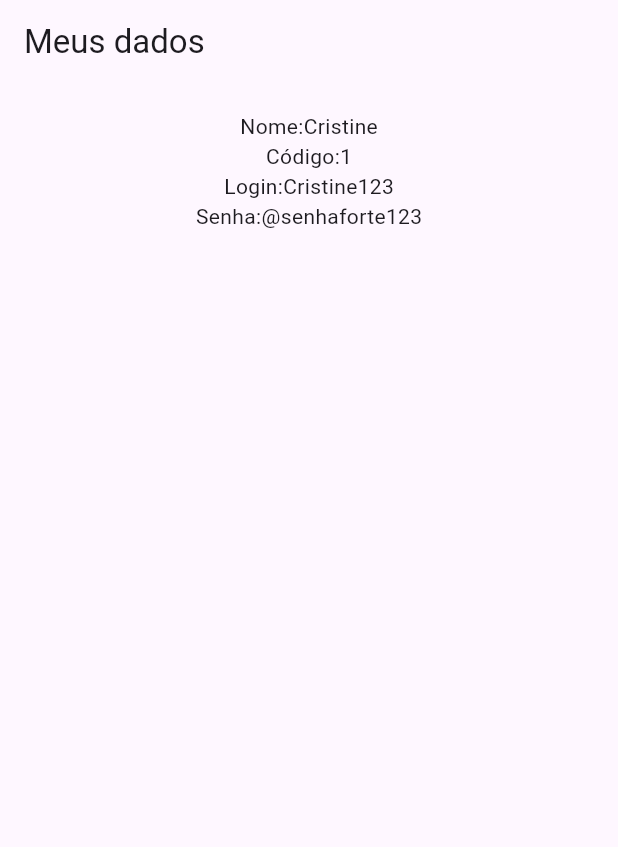
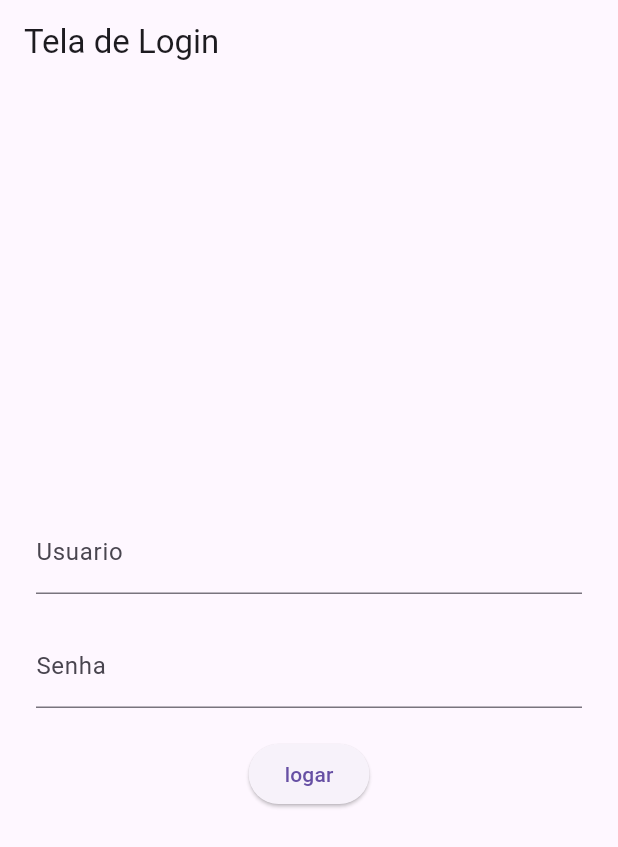
Before and after one commit to Cristine-star/voupedir, a Flutter app: the screen it shows after launch, on a phone screen of 412 x 824 dp. Shown: the top 847 px of the screen. Run offline on Flutter 3.47's test engine with Material 3 defaults, Android fonts, the phone set to English and light mode, and no system bars.

Commit message:
tela de login está funcional mais sem banco de dados

```diff
--- a/lib/main.dart
+++ b/lib/main.dart
@@ -1,5 +1,7 @@
 import 'package:flutter/material.dart';
+import 'package:voupedir/tela-login.dart';
 import 'usuario.dart';
+import 'tela-login.dart';
 
 void main() {
   runApp(const MyApp());
@@ -10,33 +12,16 @@ class MyApp extends StatelessWidget {
 
   @override
   Widget build(BuildContext context) {
-    Usuario u = Usuario(
+   /* Usuario u = Usuario(
       codigo:1,
       login: "Cristine123",
       nome: "Cristine",
       senha: "@senhaforte123"
-    );
+    );*/
 
     return MaterialApp(
-      home: Scaffold(
-        appBar: AppBar(
-          title: const Text("Meus dados"),
-        ),
-        body: Center(
-            child: Padding(padding: const EdgeInsets.all(18.0),
-              child: Column(
-                children: [
-                  Text("Nome:${u.nome}"),
-                  Text("Código:${u.codigo}"),
-                  Text("Login:${u.login}"),
-                  Text("Senha:${u.senha}")
-                ],
-              ),
-            )
-        ),
-
-      ),
-
+      debugShowCheckedModeBanner: false,
+      home:TelaLogin(),
     );
   }
 
--- /dev/null
+++ b/lib/tela-login.dart
@@ -0,0 +1,57 @@
+import 'usuario.dart';
+import 'tela_home.dart';
+import 'package:flutter/material.dart';
+
+class TelaLogin  extends StatelessWidget{
+  TelaLogin({super.key});
+  Usuario u = Usuario(
+    nome: 'admin',
+    login: 'admin',
+    senha: '@senhaforte123',
+    codigo:1
+  );
+
+  final TextEditingController usuarioController = TextEditingController();
+  final TextEditingController senhaController = TextEditingController();
+
+  @override
+  Widget build(BuildContext context) {
+    return Scaffold(
+      appBar: AppBar(title: const Text("Tela de Login")),
+      body: Padding(padding: const EdgeInsets.all(24.0),
+      child: Column(
+            mainAxisAlignment: MainAxisAlignment.center,
+        children: [
+          TextField(
+            decoration: const InputDecoration(labelText: 'Usuario'),
+            controller: usuarioController,
+          ),
+          const SizedBox(height: 20),
+     TextField(
+         decoration: const InputDecoration(labelText: 'Senha'),
+       obscureText: true,
+       controller: senhaController,
+     ),
+          SizedBox (height: 20),
+          ElevatedButton(onPressed: (){
+            if (u.login == usuarioController.text && u.senha ==senhaController.text ){
+              Navigator.push(context,
+                  MaterialPageRoute(builder: (context)=>TelaHome())
+              );
+            }else {
+              ScaffoldMessenger.of(context).showSnackBar(
+                  SnackBar(content: Text("Usuario ou senha invalidos!!"))
+
+              );
+            }
+          }, child:const Text('logar'))
+
+        ],
+
+      )
+
+      )
+    );
+
+  }
+}
--- /dev/null
+++ b/lib/tela_home.dart
@@ -0,0 +1,16 @@
+import 'package:flutter/material.dart';
+
+class TelaHome extends StatelessWidget{
+  TelaHome({superkey});
+
+  @override
+  Widget build(BuildContext context) {
+    return Scaffold(
+      appBar: AppBar(title: const Text("Seja Bem vindo Usuário")),
+      body: const Center(
+        child: Text("Tela de Home"),
+      ),
+
+    );
+  }
+}
```
